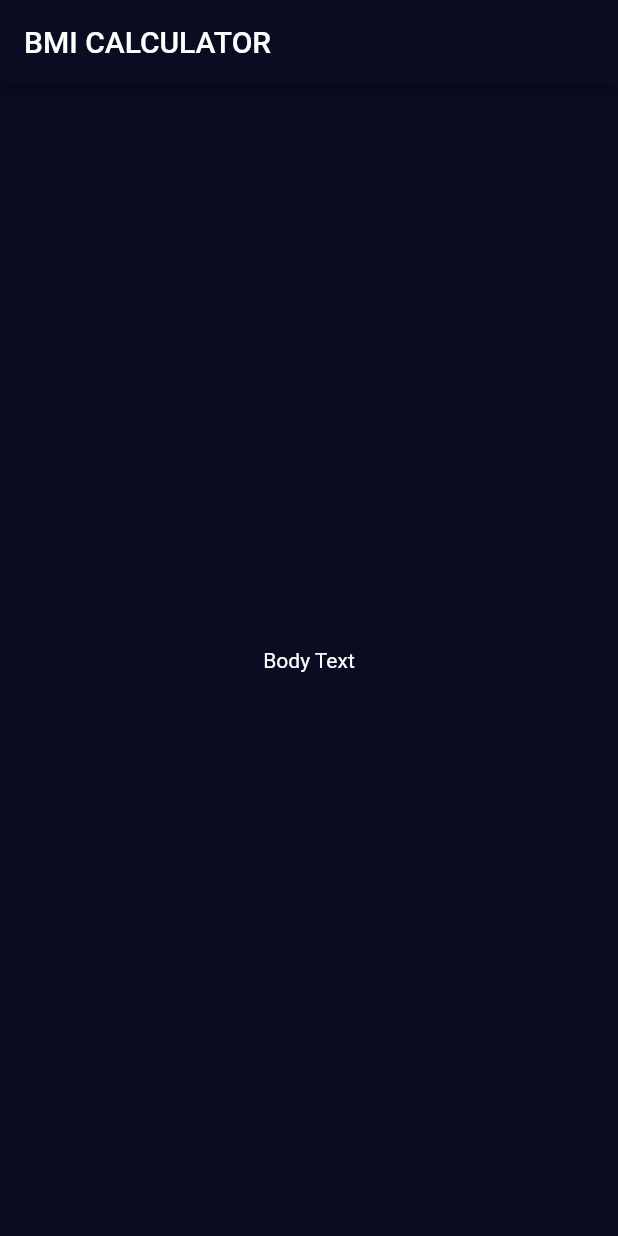
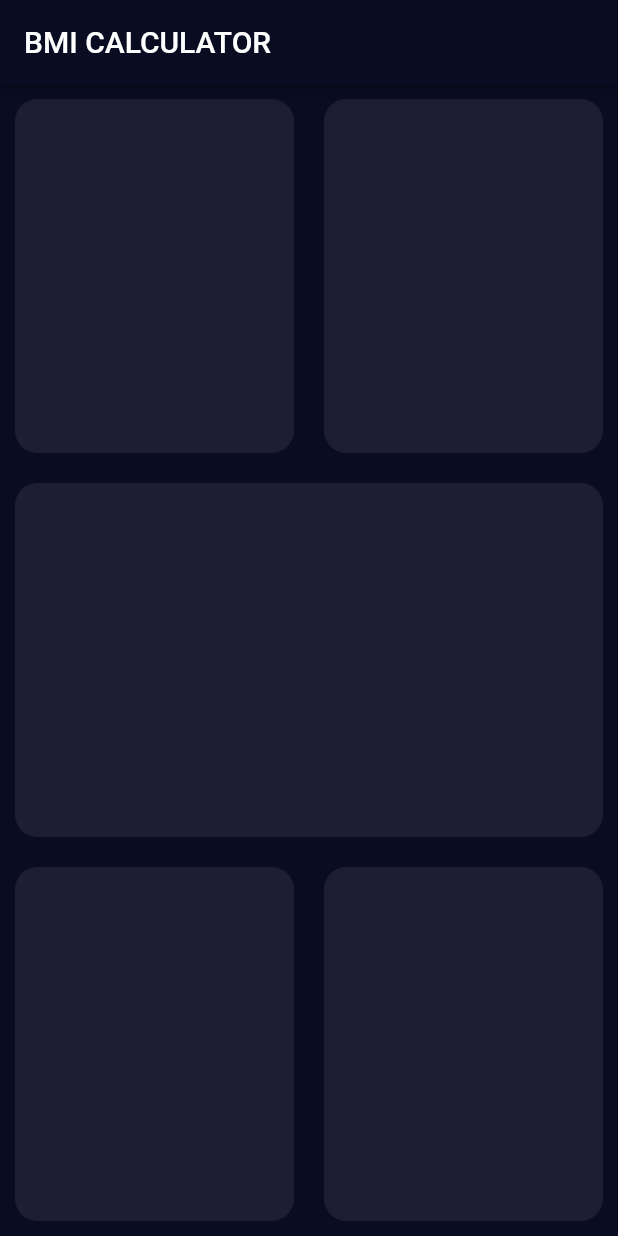
Before and after one commit to SajadNowroozi/BMI-Calculator, a Flutter app: the screen it shows after launch, on a phone screen of 412 x 824 dp. Run offline on Flutter 3.47's test engine with Material 2 defaults, Android fonts, the phone set to English and light mode, and no system bars.

Commit message:
Container Created

```diff
--- a/lib/Input_Page.dart
+++ b/lib/Input_Page.dart
@@ -1,4 +1,9 @@
 import 'package:flutter/material.dart';
+
+const double BottomContainerHeight = 80;
+const BottomContainerColor = Color(0xFFEB1555);
+const avtiveBottomColor = Color(0xFF1d1e33);
+
 class InputPage extends StatefulWidget {
   @override
   _InputPageState createState() => _InputPageState();
@@ -9,12 +14,59 @@ class _InputPageState extends State<InputPage> {
   Widget build(BuildContext context) {
     return Scaffold(
       appBar: AppBar(
-        backgroundColor:Color(0xFF0A0D22),
+        backgroundColor: Color(0xFF0A0D22),
         title: Text('BMI CALCULATOR'),
       ),
-      body: Center(
-        child: Text('Body Text'),
+      body: Column(
+        children: [
+          Expanded(
+            child: Expanded(
+              child: Row(
+                children: [
+                  Expanded(child: ReusableCard()),
+                  Expanded(child: ReusableCard()),
+                ],
+              ),
+            ),
+          ),
+          Expanded(
+              child: Expanded(
+            child: Row(
+              children: [
+                Expanded(child: ReusableCard()),
+              ],
+            ),
+          )),
+          Expanded(
+            child: Expanded(
+              child: Row(
+                children: [
+                  Expanded(child: ReusableCard()),
+                  Expanded(child: ReusableCard()),
+                ],
+              ),
+            ),
+          ),
+        ],
       ),
     );
   }
 }
+
+class ReusableCard extends StatelessWidget {
+ ReusableCard({this.color,this.child});
+  final Widget? child;
+  final Color?  color;
+  @override
+  Widget build(BuildContext context) {
+
+    return Container(
+      margin: EdgeInsets.all(10),
+      decoration: BoxDecoration(
+        color: avtiveBottomColor,
+        borderRadius: BorderRadius.circular(15),
+
+      ),
+    );
+  }
+}
```
